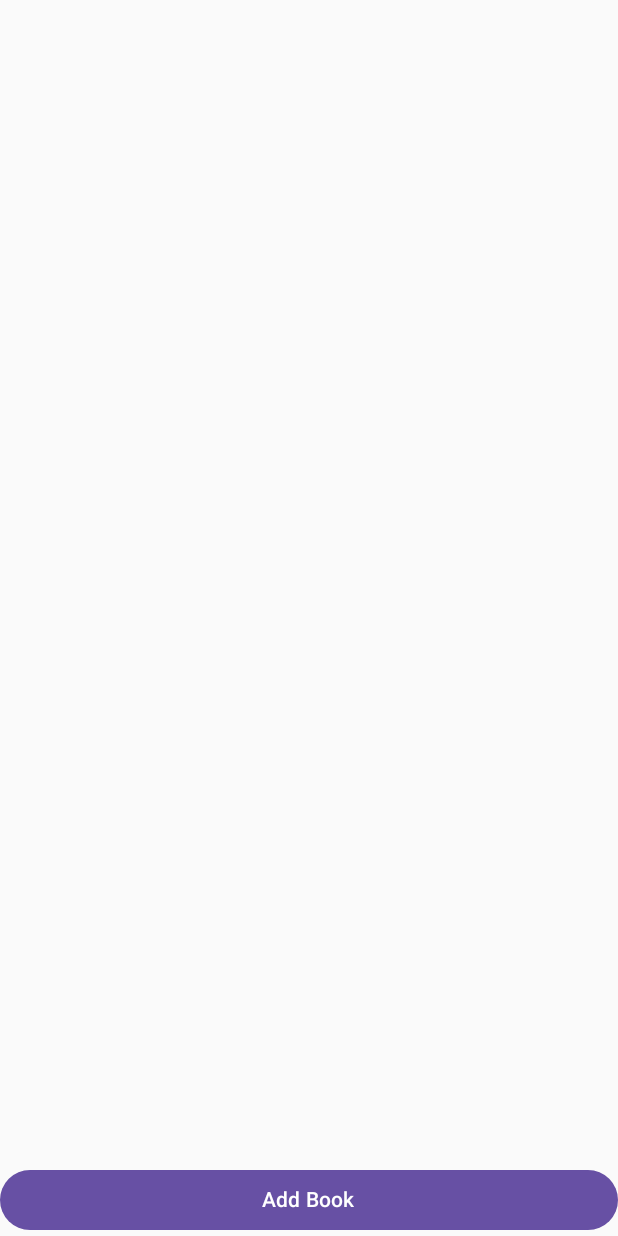
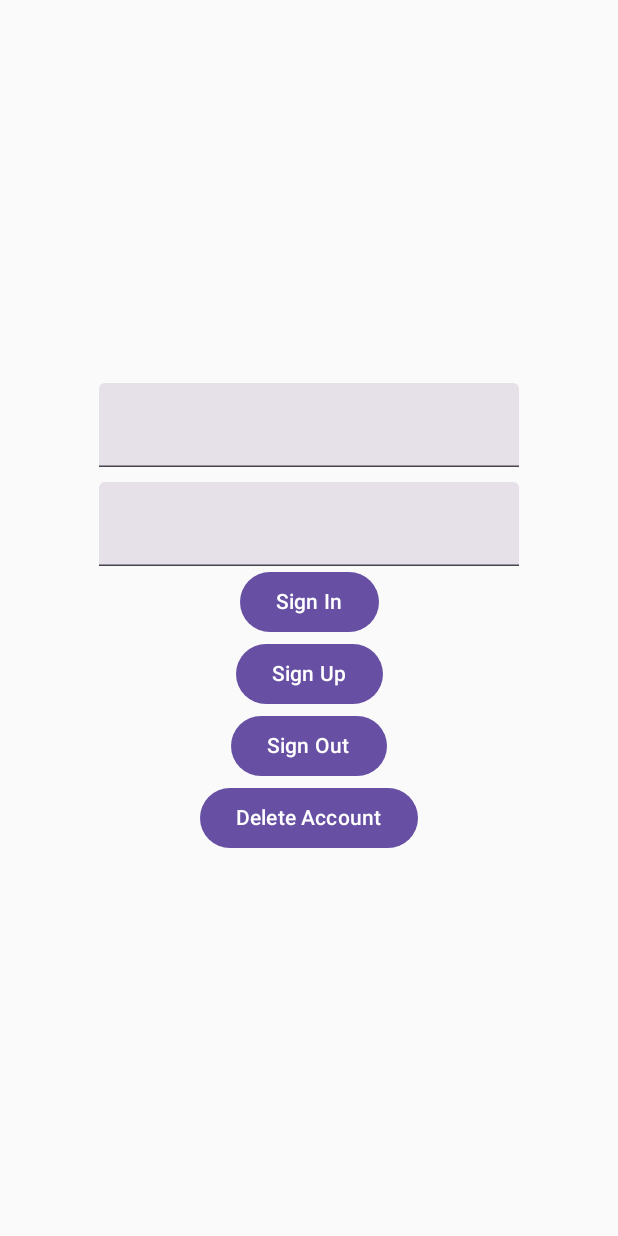
Before and after one commit to Negodn1k/FireBaseApp, an Android app built with Jetpack Compose: the screen it shows after launch (MainActivity), on a phone screen of 412 x 824 dp. Run offline under Robolectric (Android 15) with nearby library versions, the phone set to English and light mode, and no system bars; our stand-ins replace Firebase (no records; nobody signed in at launch, a user with empty details on screens opened directly); libraries missing offline, so code that uses them is left out: com.google.rpc.context.

```diff
--- a/app/build.gradle.kts
+++ b/app/build.gradle.kts
@@ -56,6 +56,7 @@ dependencies {
     implementation(platform(libs.firebase.bom))
     implementation(libs.firebase.storage)
     implementation(libs.coil.compose)
+    implementation(libs.firebase.auth)
 
     implementation(libs.androidx.core.ktx)
     implementation(libs.androidx.lifecycle.runtime.ktx)
--- a/app/src/main/java/com/example/firebaseapp/MainActivity.kt
+++ b/app/src/main/java/com/example/firebaseapp/MainActivity.kt
@@ -3,9 +3,15 @@ package com.example.firebaseapp
 import android.content.Context
 import android.graphics.Bitmap
 import android.graphics.BitmapFactory
+import android.net.Uri
+import android.os.Build
 import android.os.Bundle
 import androidx.activity.ComponentActivity
+import androidx.activity.compose.rememberLauncherForActivityResult
 import androidx.activity.compose.setContent
+import androidx.activity.result.PickVisualMediaRequest
+import androidx.activity.result.contract.ActivityResultContracts
+import androidx.annotation.RequiresApi
 import androidx.compose.foundation.layout.Arrangement
 import androidx.compose.foundation.layout.Column
 import androidx.compose.foundation.layout.Row
@@ -26,108 +32,23 @@ import androidx.compose.runtime.Composable
 import androidx.compose.runtime.mutableStateOf
 import androidx.compose.runtime.remember
 import androidx.compose.ui.Modifier
-import androidx.compose.ui.platform.LocalContext
 import androidx.compose.ui.unit.dp
 import coil.compose.AsyncImage
 import com.example.firebaseapp.data.Book
+import com.example.firebaseapp.login.LoginScreen
 import com.google.firebase.firestore.FirebaseFirestore
 import com.google.firebase.firestore.ktx.firestore
 import com.google.firebase.ktx.Firebase
 import com.google.firebase.storage.ktx.storage
 import java.io.ByteArrayOutputStream
+import java.time.LocalDateTime
 
 class MainActivity : ComponentActivity() {
+    @RequiresApi(Build.VERSION_CODES.O)
     override fun onCreate(savedInstanceState: Bundle?) {
         super.onCreate(savedInstanceState)
         setContent {
-            MainScreen()
-        }
-    }
-
-    @Composable
-    fun MainScreen() {
-        val fs = Firebase.firestore
-        val storage = Firebase.storage.reference.child("images")
-        val context = LocalContext.current
-
-        val list = remember {
-            mutableStateOf(emptyList<Book>())
-        }
-
-        fs.collection("Books").addSnapshotListener { snapshot, exception ->
-            list.value = snapshot?.toObjects(Book::class.java) ?: emptyList()
-        }
-
-        Column(
-            modifier = Modifier.fillMaxSize(),
-            verticalArrangement = Arrangement.SpaceBetween
-        ) {
-            LazyColumn(
-                modifier = Modifier
-                    .fillMaxWidth()
-                    .fillMaxHeight(0.8f)
-            ) {
-                items(list.value) {
-                    Card(
-                        modifier = Modifier
-                            .fillMaxWidth()
-                            .padding(10.dp)
-                    ) {
-                        Row(
-                            modifier = Modifier
-                                .fillMaxWidth()
-                        ) {
-                            AsyncImage(
-                                model = it.imageUrl,
-                                contentDescription = "",
-                                modifier = Modifier
-                                    .height(30.dp)
-                                    .width(30.dp)
-                            )
-                            Text(
-                                text = it.name, modifier = Modifier
-                                    .fillMaxWidth()
-                                    .wrapContentWidth()
-                                    .padding(15.dp)
-                            )
-                        }
-                    }
-                }
-            }
-
-            Spacer(modifier = Modifier.height(10.dp))
-            Button(modifier = Modifier.fillMaxWidth(),
-                onClick = {
-
-//                    val task = storage.child("book.png").putBytes(bitmapToByteArray(context))
-//                    task.addOnSuccessListener {
-//                        it.metadata?.reference?.downloadUrl?.addOnCompleteListener {
-//                            saveBook(fs, it.result.toString())
-//                        }
-//                    }
-
-                }) {
-                Text(text = "Add Book")
-            }
+            LoginScreen()
         }
     }
 }
-
-private fun bitmapToByteArray(context: Context): ByteArray {
-    val bitmap = BitmapFactory.decodeResource(context.resources, R.drawable.book)
-    val baos = ByteArrayOutputStream()
-    bitmap.compress(Bitmap.CompressFormat.PNG, 100, baos)
-    return baos.toByteArray()
-}
-
-private fun saveBook(fs: FirebaseFirestore, url: String) {
-    fs.collection("Books").document().set(
-        Book(
-            "My Book",
-            "asdasd",
-            "100",
-            "Fantasy",
-            url
-        )
-    )
-}
--- /dev/null
+++ b/app/src/main/java/com/example/firebaseapp/login/LoginScreen.kt
@@ -0,0 +1,116 @@
+package com.example.firebaseapp.login
+
+import android.util.Log
+import androidx.compose.foundation.layout.Arrangement
+import androidx.compose.foundation.layout.Column
+import androidx.compose.foundation.layout.Spacer
+import androidx.compose.foundation.layout.fillMaxSize
+import androidx.compose.foundation.layout.fillMaxWidth
+import androidx.compose.foundation.layout.height
+import androidx.compose.material3.Button
+import androidx.compose.material3.Text
+import androidx.compose.material3.TextField
+import androidx.compose.runtime.Composable
+import androidx.compose.runtime.mutableStateOf
+import androidx.compose.runtime.remember
+import androidx.compose.ui.Alignment
+import androidx.compose.ui.Modifier
+import androidx.compose.ui.unit.dp
+import com.google.firebase.auth.EmailAuthCredential
+import com.google.firebase.auth.EmailAuthProvider
+import com.google.firebase.auth.FirebaseAuth
+import com.google.firebase.auth.ktx.auth
+import com.google.firebase.ktx.Firebase
+import com.google.rpc.context.AttributeContext.Auth
+
+@Composable
+fun LoginScreen() {
+    val auth = Firebase.auth
+
+    val emailState = remember {
+        mutableStateOf("")
+    }
+
+    val passwordState = remember {
+        mutableStateOf("")
+    }
+
+    Log.d("MyLog", "User email: ${auth.currentUser?.email} ")
+
+    Column(
+        modifier = Modifier.fillMaxSize(),
+        verticalArrangement = Arrangement.Center,
+        horizontalAlignment = Alignment.CenterHorizontally
+    ) {
+        TextField(value = emailState.value, onValueChange = {
+            emailState.value = it
+        })
+
+        Spacer(modifier = Modifier.height(10.dp))
+
+        TextField(value = passwordState.value, onValueChange = {
+            passwordState.value = it
+        })
+
+        Button(onClick = {
+            signIn(auth, emailState.value, passwordState.value)
+        }) {
+            Text(text = "Sign In")
+        }
+
+        Button(onClick = {
+            signUp(auth, emailState.value, passwordState.value)
+        }) {
+            Text(text = "Sign Up")
+        }
+
+        Button(onClick = { signOut(auth) }) {
+            Text(text = "Sign Out")
+        }
+
+        Button(onClick = { deleteAccount(auth, emailState.value, passwordState.value) }) {
+            Text(text = "Delete Account")
+        }
+    }
+}
+
+private fun signUp(auth: FirebaseAuth, email: String, password: String) {
+    auth.createUserWithEmailAndPassword(email, password)
+        .addOnCompleteListener {
+            if (it.isSuccessful) {
+                Log.d("MyLog", "Sign Up successful")
+            } else {
+                Log.d("MyLog", "Sign Up failure")
+            }
+        }
+}
+
+private fun signIn(auth: FirebaseAuth, email: String, password: String) {
+    auth.signInWithEmailAndPassword(email, password)
+        .addOnCompleteListener {
+            if (it.isSuccessful) {
+                Log.d("MyLog", "Sign In successful")
+            } else {
+                Log.d("MyLog", "Sign In failure")
+            }
+        }
+}
+
+private fun signOut(auth: FirebaseAuth) {
+    auth.signOut()
+}
+
+private fun deleteAccount(auth: FirebaseAuth, email: String, password: String) {
+    val credential = EmailAuthProvider.getCredential(email, password)
+    auth.currentUser?.reauthenticate(credential)?.addOnCompleteListener {
+        if (it.isSuccessful) {
+            auth.currentUser?.delete()?.addOnCompleteListener {
+                if (it.isSuccessful) {
+                    Log.d("MyLog", "Deleted")
+                } else {
+                    Log.d("MyLog", "Not Deleted")
+                }
+            }
+        }
+    }
+}
--- a/gradle/libs.versions.toml
+++ b/gradle/libs.versions.toml
@@ -17,6 +17,7 @@ coil-compose = { module = "io.coil-kt:coil-compose", version.ref = "coilCompose"
 firebase-bom = {group = "com.google.firebase", name = "firebase-bom", version.ref = "bomVersion"}
 firebase-firestore = {group = "com.google.firebase", name = "firebase-firestore-ktx"}
 firebase-storage = {group = "com.google.firebase", name = "firebase-storage-ktx"}
+firebase-auth = {group = "com.google.firebase", name = "firebase-auth"}
 
 androidx-core-ktx = { group = "androidx.core", name = "core-ktx", version.ref = "coreKtx" }
 junit = { group = "junit", name = "junit", version.ref = "junit" }
```
